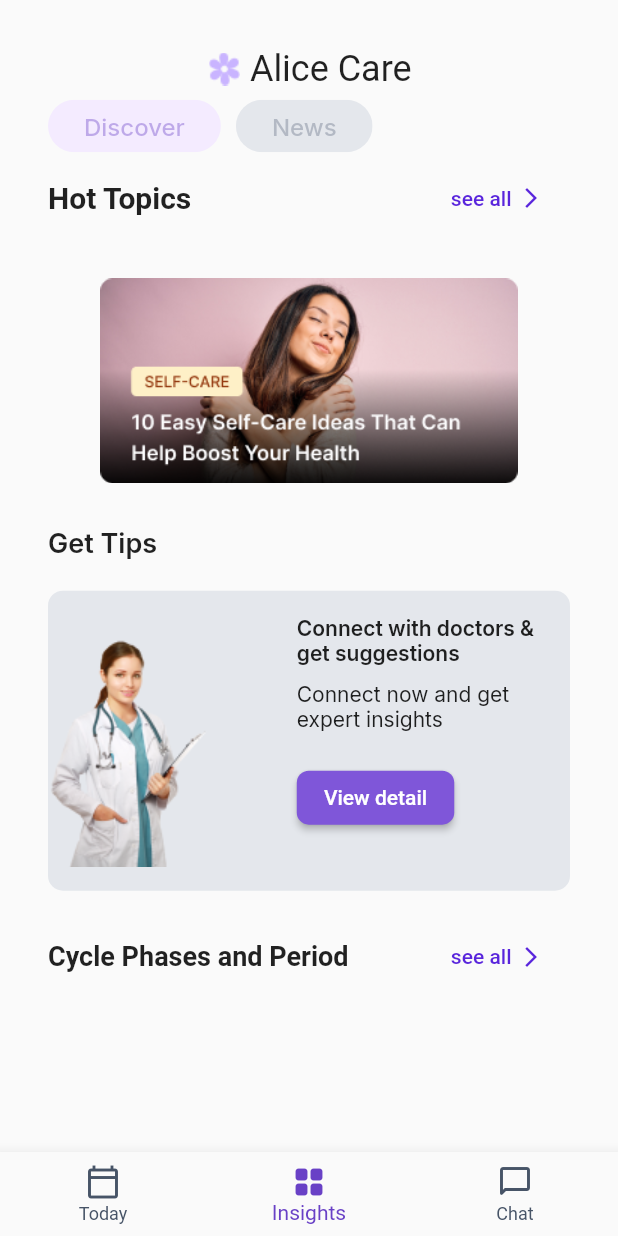
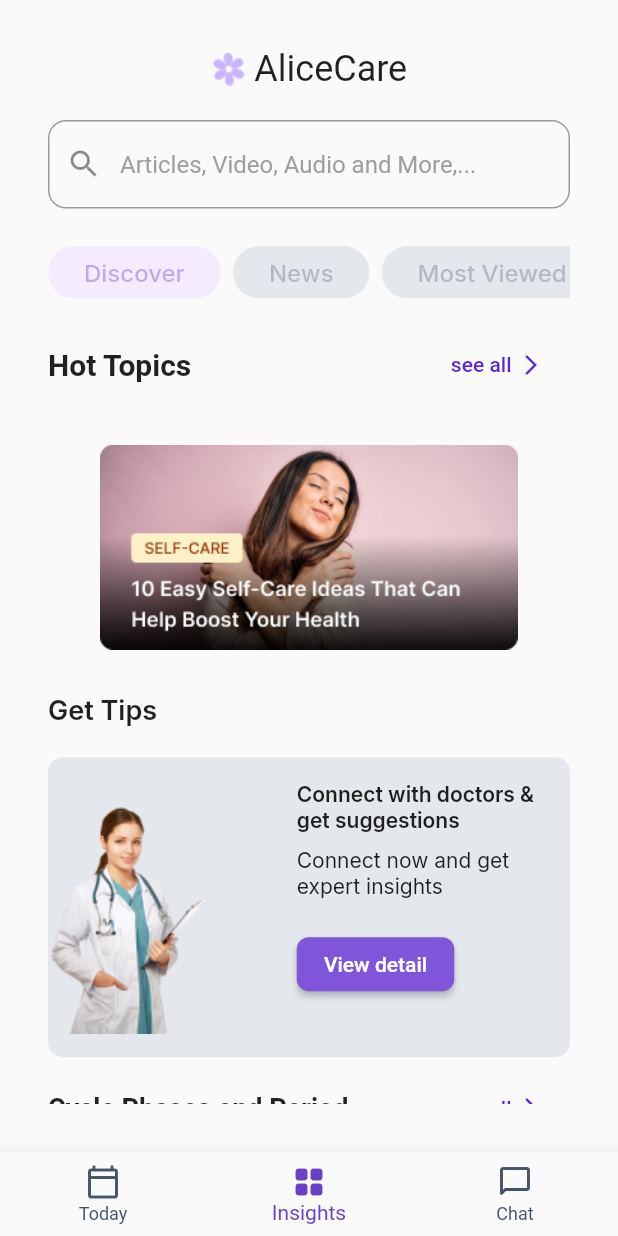
Before and after one commit to HatemReda7/exam_app, a Flutter app: the screen it shows after launch, on a phone screen of 412 x 824 dp. Run offline on Flutter 3.47's test engine with Material 2 defaults, Android fonts, the phone set to English and light mode, and no system bars; drawn by our look-alikes of carousel_slider; our stand-ins replace google_fonts; Roboto replaces fonts that are missing (Milonga).

Commit message:
finished other half of the third screen

```diff
--- a/lib/third_screen.dart
+++ b/lib/third_screen.dart
@@ -10,6 +10,7 @@ class ThirdScreen extends StatelessWidget {
     return Scaffold(
       body: Padding(
         padding: const EdgeInsets.all(32),
+        child: SingleChildScrollView(
           child: Column(
             children: [
               Center(
@@ -19,11 +20,24 @@ class ThirdScreen extends StatelessWidget {
                   children: [
                   ImageIcon(AssetImage("assets/images/flower.png",),color: Color(0xffC9B4FF),),
                   SizedBox(width: 5,),
-                Text("Alice Care",style: GoogleFonts.milonga(fontSize: 24,fontWeight: FontWeight.w400),)
+                  Text("AliceCare",style: GoogleFonts.milonga(fontSize: 24,fontWeight: FontWeight.w400),)
                 ],
                 ),
               ),
-            Row(
+              SizedBox(height: 20,),
+              TextFormField(
+                decoration: InputDecoration(
+                  prefixIcon: Icon(Icons.search),
+                  hintText: "Articles, Video, Audio and More,...",
+                  hintStyle: TextStyle(color: Colors.grey,fontSize: 16,fontWeight: FontWeight.w400,),
+                  border: OutlineInputBorder(borderSide: BorderSide(width: 2,color: Colors.grey),borderRadius: BorderRadius.circular(12))
+                ),
+              ),
+              SizedBox(height: 20,),
+              Container(
+                height: 45,
+                child: ListView(
+                  scrollDirection: Axis.horizontal,
                   children: [
                     ChoiceChip(
                       padding: EdgeInsets.symmetric(vertical: 8,horizontal: 16),
@@ -31,8 +45,11 @@ class ThirdScreen extends StatelessWidget {
                         style: GoogleFonts.inter(fontSize: 16,fontWeight: FontWeight.w500,color: Color(0xff6941C6)),),
                       selected: true,
                       selectedColor: Color(0xffF4EBFF),
+                      avatarBorder: OutlineInputBorder(borderSide: BorderSide(width: 2,color: Color(0xff6941C6))),
+                      selectedShadowColor: Colors.transparent,
+                      color: MaterialStatePropertyAll(Color(0xff6941C6)),
                     ),
-                SizedBox(width: 10,),
+                    SizedBox(width: 8,),
                     ChoiceChip(
                       padding: EdgeInsets.symmetric(vertical: 8,horizontal: 16),
                       label: Text("News",
@@ -41,8 +58,28 @@ class ThirdScreen extends StatelessWidget {
                       selectedColor: Color(0xffF4EBFF),
                       disabledColor: Color(0xffE4E7EC),
                     ),
+                    SizedBox(width: 8,),
+                    ChoiceChip(
+                      padding: EdgeInsets.symmetric(vertical: 8,horizontal: 16),
+                      label: Text("Most Viewed",
+                        style: GoogleFonts.inter(fontSize: 16,fontWeight: FontWeight.w500,color: Color(0xff667085)),),
+                      selected: false,
+                      selectedColor: Color(0xffF4EBFF),
+                      disabledColor: Color(0xffE4E7EC),
+                    ),
+                    SizedBox(width: 8,),
+                    ChoiceChip(
+                      padding: EdgeInsets.symmetric(vertical: 8,horizontal: 16),
+                      label: Text("Saved",
+                        style: GoogleFonts.inter(fontSize: 16,fontWeight: FontWeight.w500,color: Color(0xff667085)),),
+                      selected: false,
+                      selectedColor: Color(0xffF4EBFF),
+                      disabledColor: Color(0xffE4E7EC),
+                    ),
                   ],
                 ),
+              ),
+              SizedBox(height: 15,),
               Column(
                 children: [
                   Row(
@@ -110,7 +147,7 @@ expert insights''',style: GoogleFonts.inter(fontSize: 14,fontWeight: FontWeight.
                   )
                 ],
               ),
-            SizedBox(height: 20,),
+              SizedBox(height: 10,),
               Row(
                 children: [
                   Text("Cycle Phases and Period",style: TextStyle(fontSize: 18,fontWeight: FontWeight.w600),),
@@ -131,6 +168,7 @@ expert insights''',style: GoogleFonts.inter(fontSize: 14,fontWeight: FontWeight.
             ],
           ),
         ),
+      ),
       bottomNavigationBar: BottomNavigationBar(
           currentIndex: 1,
           selectedItemColor: const Color(0xff6941C6),
@@ -143,3 +181,24 @@ expert insights''',style: GoogleFonts.inter(fontSize: 14,fontWeight: FontWeight.
     );
   }
 }
+
+//Row(
+//                 children: [
+//                   ChoiceChip(
+//                     padding: EdgeInsets.symmetric(vertical: 8,horizontal: 16),
+//                     label: Text("Discover",
+//                       style: GoogleFonts.inter(fontSize: 16,fontWeight: FontWeight.w500,color: Color(0xff6941C6)),),
+//                     selected: true,
+//                     selectedColor: Color(0xffF4EBFF),
+//                   ),
+//                   SizedBox(width: 10,),
+//                   ChoiceChip(
+//                     padding: EdgeInsets.symmetric(vertical: 8,horizontal: 16),
+//                     label: Text("News",
+//                       style: GoogleFonts.inter(fontSize: 16,fontWeight: FontWeight.w500,color: Color(0xff667085)),),
+//                     selected: false,
+//                     selectedColor: Color(0xffF4EBFF),
+//                     disabledColor: Color(0xffE4E7EC),
+//                   ),
+//                 ],
+//               ),
```
Lines whose indentation alone changed are shown as unchanged.
